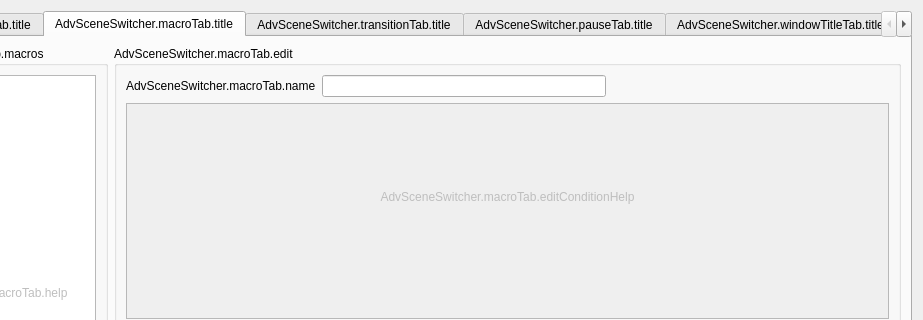
Above: forms/advanced-scene-switcher.ui from WarmUpTill/SceneSwitcher before the change; both pictures show x 177 to 1100 and y 0 to 320 of the 1100 by 600 pixel window. Below: the same form after it.
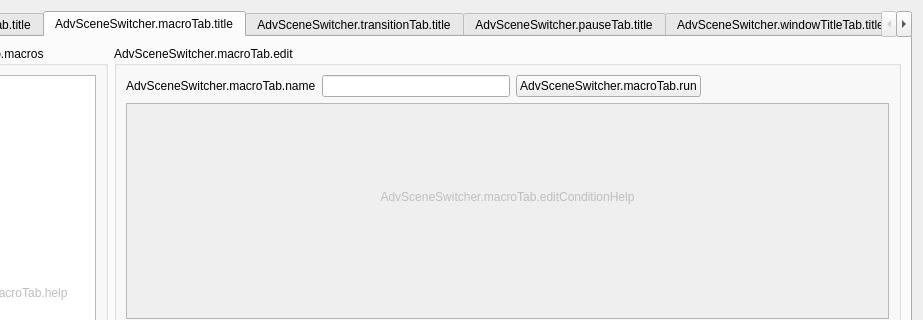
That is the form after the change. The open tabs and pages were chosen to show the change. Icons and pictures are not drawn.

Commit message: Add button to manually run macro actions

The edit to the form file:
```diff
--- a/forms/advanced-scene-switcher.ui
+++ b/forms/advanced-scene-switcher.ui
@@ -722,7 +722,7 @@
          </property>
          <layout class="QVBoxLayout" name="verticalLayout_34">
           <item>
-           <layout class="QHBoxLayout" name="horizontalLayout_18" stretch="0,0,0">
+           <layout class="QHBoxLayout" name="horizontalLayout_18" stretch="0,0,0,0">
             <item>
              <widget class="QLabel" name="label_20">
               <property name="text">
@@ -733,6 +733,13 @@
             <item>
              <widget class="QLineEdit" name="macroName"/>
             </item>
+            <item>
+             <widget class="QPushButton" name="runMacro">
+              <property name="text">
+               <string>AdvSceneSwitcher.macroTab.run</string>
+              </property>
+             </widget>
+            </item>
             <item>
              <spacer name="horizontalSpacer_13">
               <property name="orientation">
```
Left out of the diff: 4 changed lines with no effect on the pictures. The commit also changes 3 other files.
